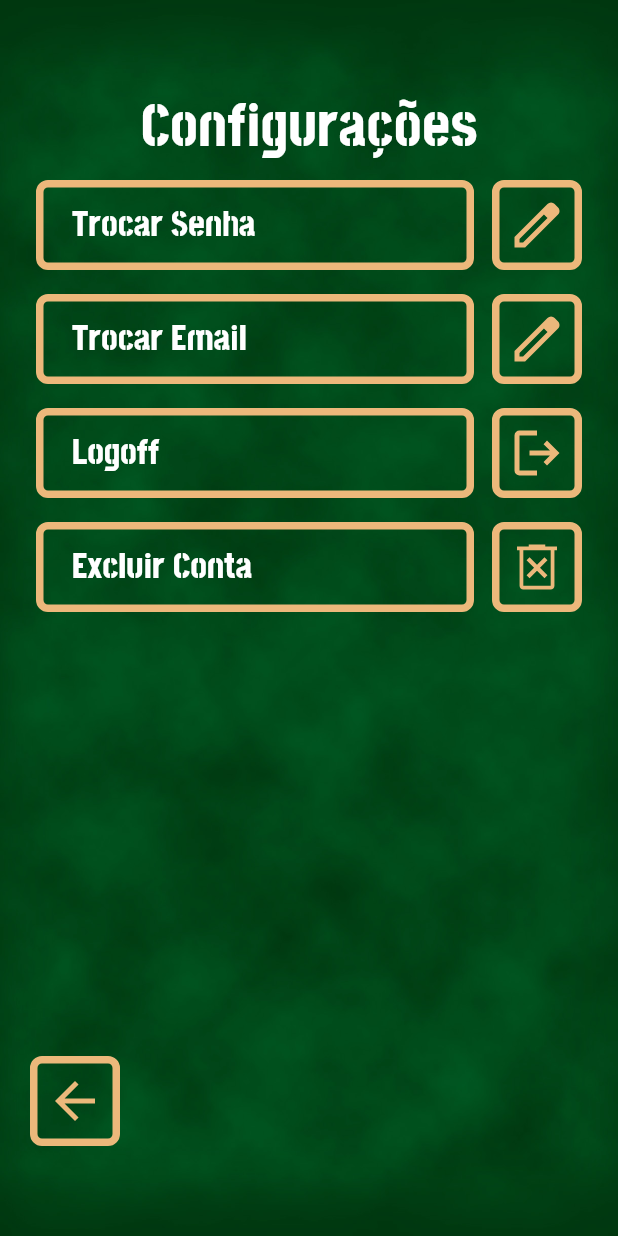
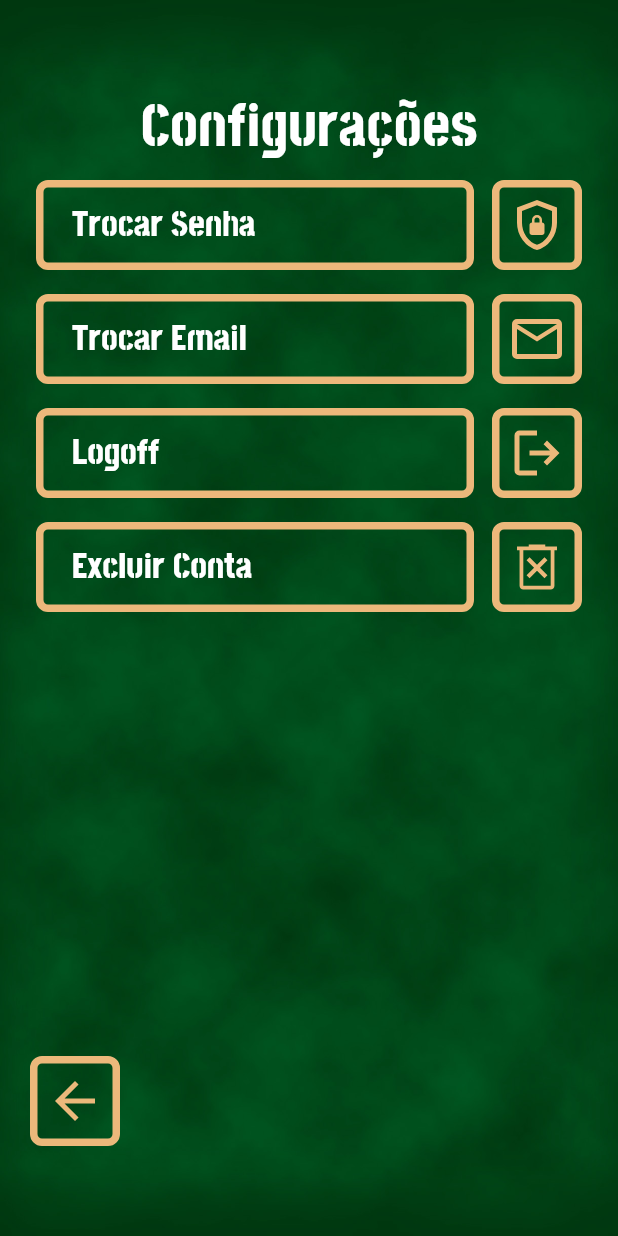
Before and after one commit to Samuelribeiro99/the-championship-manager, a Flutter app: the TelaConfiguracoes screen opened directly, on a phone screen of 412 x 824 dp. Run offline on Flutter 3.47's test engine with Material 3 defaults, Android fonts, the phone set to English and light mode, and no system bars; our stand-ins replace firebase_auth, firebase_core, flutter_svg; accounts and stored records are empty.

Commit message:
<FIX>[Ajustando ícones para os botões de troca de senha e email]

```diff
--- a/app/lib/tela_configuracoes.dart
+++ b/app/lib/tela_configuracoes.dart
@@ -124,7 +124,7 @@ class _TelaConfiguracoesState extends State<TelaConfiguracoes> {
                   // --- LISTA DE BOTÕES NO TOPO ---
                   SelectionButton(
                     text: 'Trocar Senha',
-                    svgAsset: 'assets/icons/editar.svg',
+                    svgAsset: 'assets/icons/senha.svg',
                     onPressed: () {
                       Navigator.push(context, MaterialPageRoute(builder: (context) => const TelaTrocarSenha()));
                     },
@@ -132,7 +132,7 @@ class _TelaConfiguracoesState extends State<TelaConfiguracoes> {
                   const SizedBox(height: 16),
                   SelectionButton(
                     text: 'Trocar Email',
-                    svgAsset: 'assets/icons/editar.svg',
+                    svgAsset: 'assets/icons/email.svg',
                     onPressed: () {
                       Navigator.push(context, MaterialPageRoute(builder: (context) => const TelaTrocarEmail()));
                     },
```
Also changed, not shown: app/assets/icons/email.svg (added), app/assets/icons/senha.svg (added).
